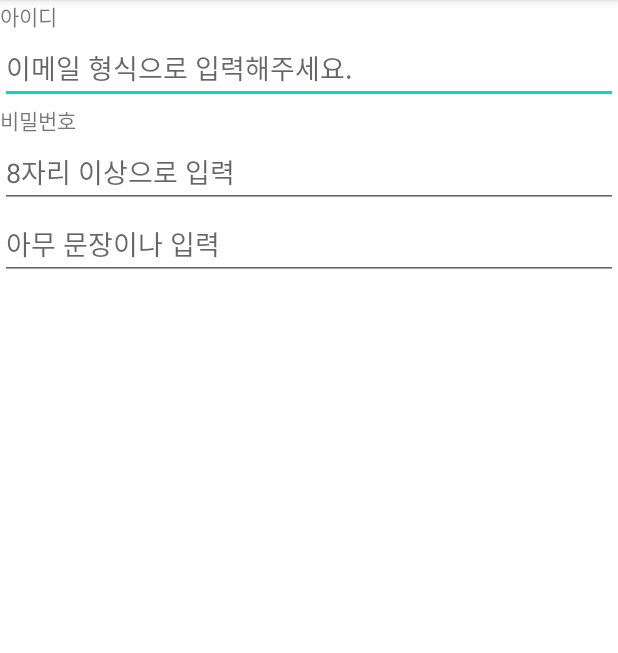
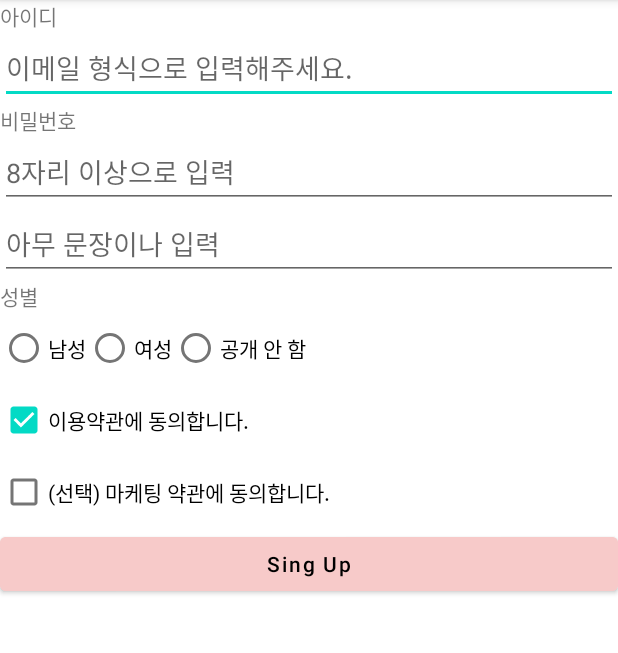
Before and after one commit to sooyeonchae/UIPractice_20220516, an Android app: the screen it shows after launch (MainActivity), on a phone screen of 412 x 824 dp, the part 84-737 px from its top. Run offline under Robolectric (Android 15) with nearby library versions, the phone set to English and light mode, and no system bars.

Commit message:
radio group, radio button 체험.

```diff
--- a/app/src/main/res/layout/activity_main.xml
+++ b/app/src/main/res/layout/activity_main.xml
@@ -34,4 +34,48 @@
         android:hint="아무 문장이나 입력"
         android:imeOptions="actionSearch"
         android:singleLine="true"/>
+
+    <TextView
+        android:layout_width="wrap_content"
+        android:layout_height="wrap_content"
+        android:text="성별"/>
+
+    <RadioGroup
+        android:layout_width="wrap_content"
+        android:layout_height="wrap_content"
+        android:orientation="horizontal">
+        <RadioButton
+            android:layout_width="wrap_content"
+            android:layout_height="wrap_content"
+            android:text="남성"/>
+        <RadioButton
+            android:layout_width="wrap_content"
+            android:layout_height="wrap_content"
+            android:text="여성"/>
+        <RadioButton
+            android:layout_width="wrap_content"
+            android:layout_height="wrap_content"
+            android:text="공개 안 함"/>
+
+
+    </RadioGroup>
+
+    <CheckBox
+        android:layout_width="wrap_content"
+        android:layout_height="wrap_content"
+        android:checked="true"
+        android:text="이용약관에 동의합니다."/>
+
+    <CheckBox
+        android:layout_width="wrap_content"
+        android:layout_height="wrap_content"
+        android:text="(선택) 마케팅 약관에 동의합니다."/>
+
+    <Button
+        android:layout_width="match_parent"
+        android:layout_height="wrap_content"
+        android:textAllCaps="false"
+        android:text="Sing Up"
+        android:textColor="#000000"
+        android:backgroundTint="#F7CAC9"/>
 </LinearLayout>
```
